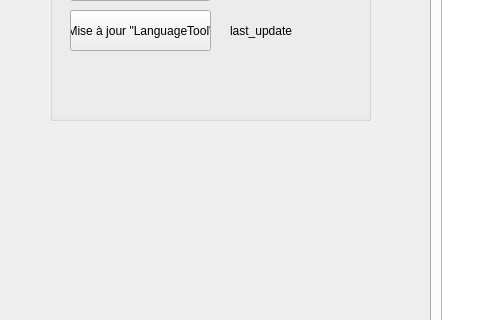
Before: the Qt Designer form qt_files/mainwindow.ui in Silous888/RawTextCheck, drawn with Qt 5; both pictures show x 0 to 480 and y 360 to 680 of the 1193 by 858 pixel window.
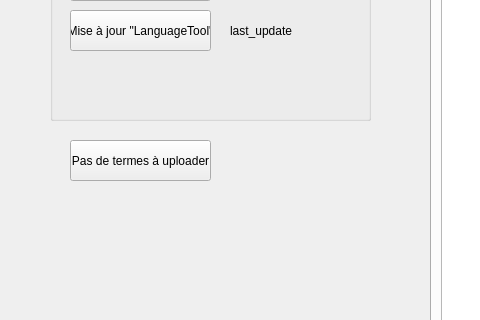
After: the same form once the commit is applied. Icons and pictures are not drawn.

Commit message: can add specific words by contextual menu

```diff
--- a/qt_files/mainwindow.ui
+++ b/qt_files/mainwindow.ui
@@ -362,6 +362,19 @@
      </property>
     </widget>
    </widget>
+   <widget class="QPushButton" name="pushButton_uploadSpecificWords">
+    <property name="geometry">
+     <rect>
+      <x>70</x>
+      <y>500</y>
+      <width>141</width>
+      <height>41</height>
+     </rect>
+    </property>
+    <property name="text">
+     <string>Pas de termes à uploader</string>
+    </property>
+   </widget>
   </widget>
  </widget>
  <tabstops>
```
Left out of the diff: 12 changed lines with no effect on the pictures. The commit also changes 5 other files.
